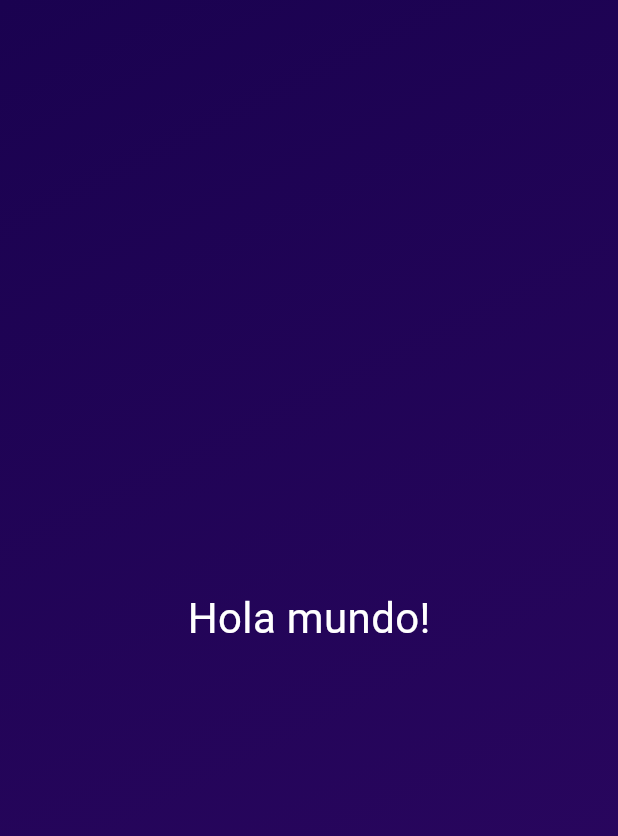
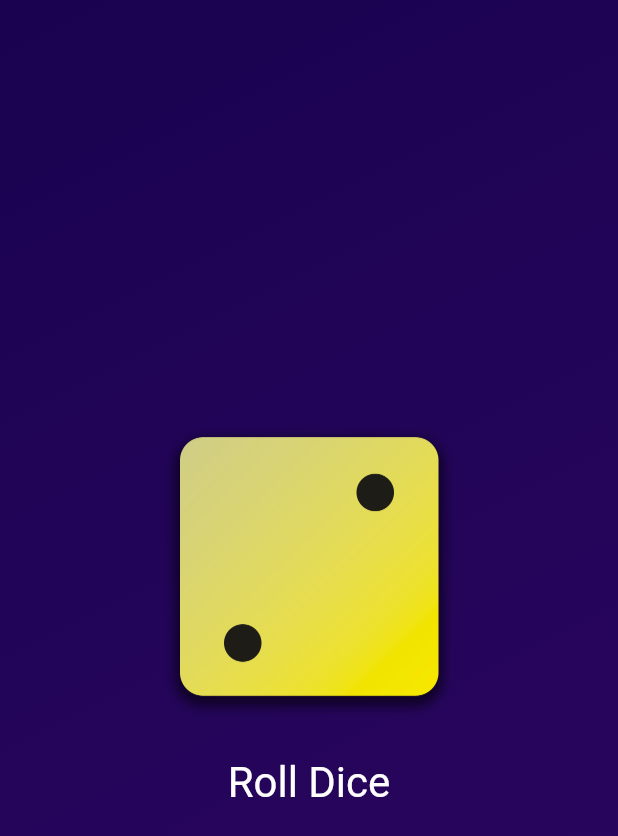
Before and after one commit to Danielfts/flutter_projects, a Flutter app: the screen it shows after launch, on a phone screen of 412 x 824 dp. Shown: the top 836 px of the screen. Run offline on Flutter 3.47's test engine with Material 3 defaults, Android fonts, the phone set to English and light mode, and no system bars.

```diff
--- /dev/null
+++ b/first_app/lib/dice_roller.dart
@@ -0,0 +1,43 @@
+import 'package:flutter/material.dart';
+
+class DiceRoller extends StatefulWidget {
+  const DiceRoller({super.key});
+
+  @override
+  State<DiceRoller> createState() {
+    return _DiceRollerState();
+  }
+}
+
+class _DiceRollerState extends State<DiceRoller> {
+  var activeImage = 'assets/images/dice-2.png';
+  void rollDice() {
+    setState(() {
+      activeImage = 'assets/images/dice-4.png';
+    });
+  }
+
+  @override
+  Widget build(BuildContext context) {
+    return Column(
+      mainAxisSize: MainAxisSize.min,
+      children: [
+        Image.asset(
+          activeImage,
+          width: 200,
+        ),
+        SizedBox(
+          height: 20,
+        ),
+        TextButton(
+          onPressed: rollDice,
+          style: TextButton.styleFrom(
+            foregroundColor: Colors.white,
+            textStyle: TextStyle(fontSize: 28),
+          ),
+          child: Text('Roll Dice'),
+        ),
+      ],
+    );
+  }
+}
--- a/first_app/lib/gradient_container.dart
+++ b/first_app/lib/gradient_container.dart
@@ -1,29 +1,26 @@
+import 'package:first_app/dice_roller.dart';
 import 'package:flutter/material.dart';
 
-import 'styled_text.dart';
+// import 'styled_text.dart';
 
 const startAlignment = Alignment.topLeft;
 const endAlignment = Alignment.bottomRight;
 
 class GradientContainer extends StatelessWidget {
-  const GradientContainer({super.key});
+  const GradientContainer({required this.colors, super.key});
 
+  final List<Color> colors;
   @override
   Widget build(BuildContext context) {
     return Container(
-      decoration: const BoxDecoration(
+      decoration: BoxDecoration(
         gradient: LinearGradient(
-          colors: [
-            Color.fromARGB(255, 26, 2, 80),
-            Color.fromARGB(255, 45, 7, 98),
-          ],
+          colors: colors,
           begin: startAlignment,
           end: endAlignment,
         ),
       ),
-      child: Center(
-        child: StyledText('Hola mundo!'),
-      ),
+      child: Center(child: DiceRoller()),
     );
   }
 }
--- a/first_app/lib/main.dart
+++ b/first_app/lib/main.dart
@@ -7,7 +7,12 @@ void main() {
     MaterialApp(
       home: Scaffold(
         backgroundColor: Colors.blueGrey,
-        body: GradientContainer(),
+        body: GradientContainer(
+          colors: [
+            Color.fromARGB(255, 26, 2, 80),
+            Color.fromARGB(255, 45, 7, 98),
+          ],
+        ),
       ),
     ),
   );
```
Also changed, not shown: first_app/pubspec.yaml (+7 -3 lines), first_app/assets/images/dice-1.png (added), first_app/assets/images/dice-2.png (added), first_app/assets/images/dice-3.png (added), first_app/assets/images/dice-4.png (added), first_app/assets/images/dice-5.png (added), first_app/assets/images/dice-6.png (added).
